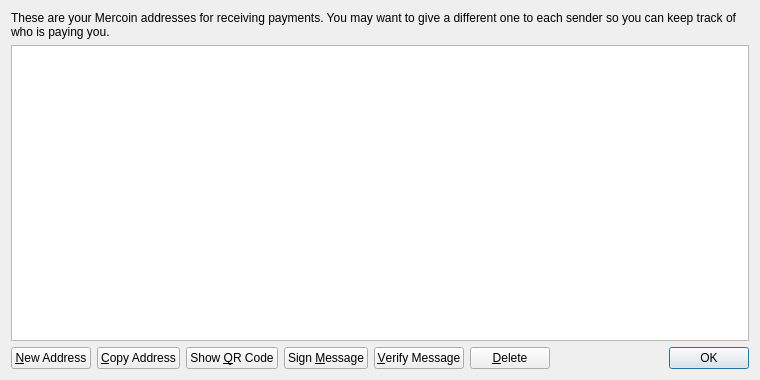
Qt form src/qt/forms/addressbookpage.ui (MERCOINMRN/Mercoin) before a commit.
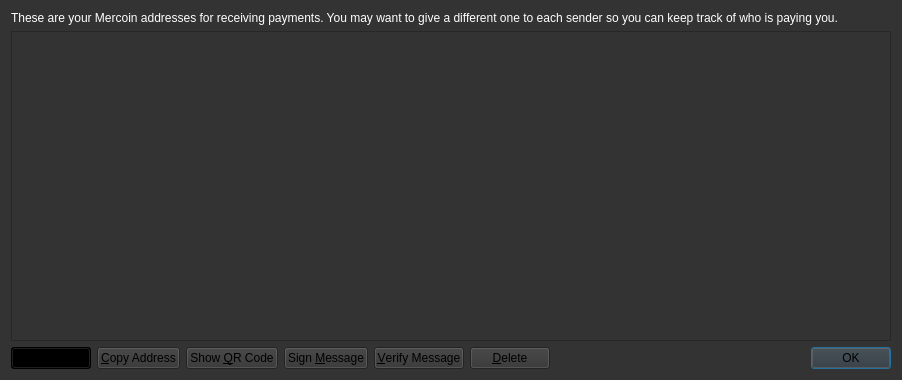
The same form after that commit. Icons and pictures are not drawn.

Diff of the .ui file:
```diff
--- a/src/qt/forms/addressbookpage.ui
+++ b/src/qt/forms/addressbookpage.ui
@@ -6,16 +6,27 @@
    <rect>
     <x>0</x>
     <y>0</y>
-    <width>760</width>
+    <width>902</width>
     <height>380</height>
    </rect>
   </property>
   <property name="windowTitle">
    <string>Address Book</string>
   </property>
+  <property name="autoFillBackground">
+   <bool>false</bool>
+  </property>
+  <property name="styleSheet">
+   <string notr="true">
+background-color:rgb(51, 51, 51);</string>
+  </property>
   <layout class="QVBoxLayout" name="verticalLayout">
    <item>
     <widget class="QLabel" name="labelExplanation">
+     <property name="styleSheet">
+      <string notr="true">color: rgb(255, 255, 255);
+background-color:rgb(51, 51, 51);</string>
+     </property>
      <property name="text">
       <string>These are your Mercoin addresses for receiving payments. You may want to give a different one to each sender so you can keep track of who is paying you.</string>
      </property>
@@ -62,6 +73,10 @@
        <property name="toolTip">
         <string>Create a new address</string>
        </property>
+       <property name="styleSheet">
+        <string notr="true">background-color: rgb(0, 0, 0);
+bottom-color: rgb(249, 168, 39);</string>
+       </property>
        <property name="text">
         <string>&amp;New Address</string>
        </property>
```
